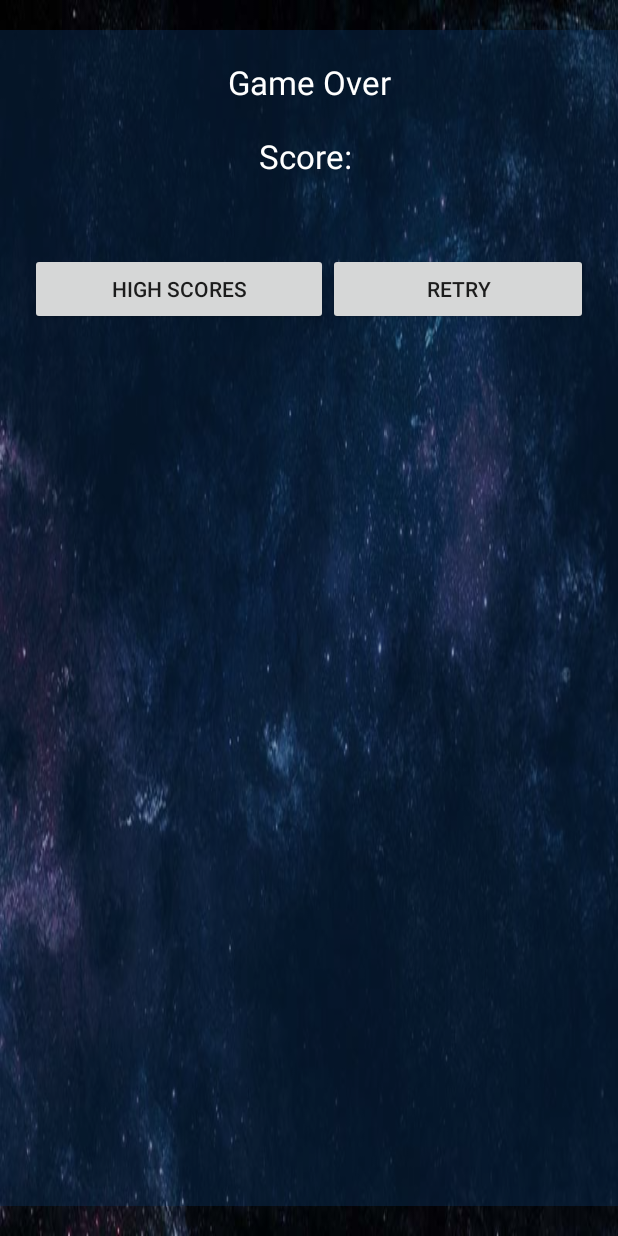
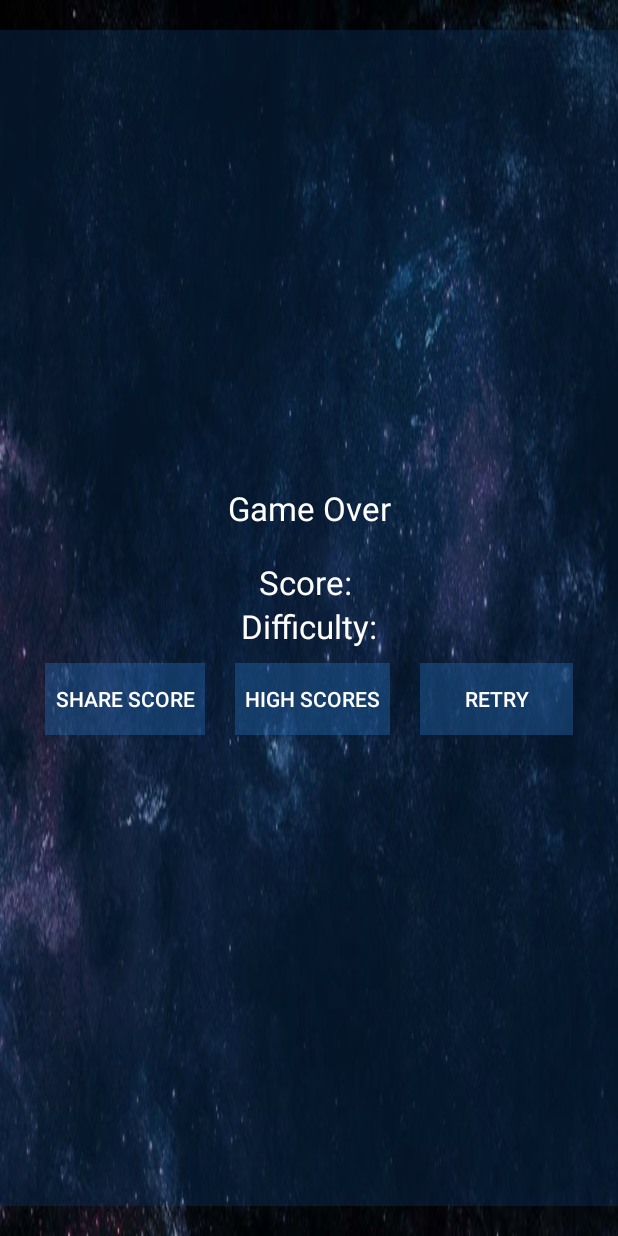
Before and after one commit to Kyle-Hess/SolarSystemEducationalApp, an Android app: the layout activity_game_over.xml on its own in the app's theme, with its tools: preview values and no code run, on a phone screen of 412 x 824 dp. Run offline under Robolectric (Android 15) with nearby library versions, the phone set to English and light mode, and no system bars.

Commit message:
added: -social media sharing (excluding facebook) - fixed score formatting. - can delete data base scores in settings

```diff
--- a/app/src/main/java/com/example/kyle/solarsystemeducationalapp/ScoresDAOHelper.java
+++ b/app/src/main/java/com/example/kyle/solarsystemeducationalapp/ScoresDAOHelper.java
@@ -33,4 +33,7 @@ public class ScoresDAOHelper extends SQLiteOpenHelper {
     public void onDowngrade(SQLiteDatabase db, int oldVersion, int newVersion) {
         onUpgrade(db, oldVersion, newVersion);
     }
+
+
+
 }
--- a/app/src/main/res/layout/activity_game_over.xml
+++ b/app/src/main/res/layout/activity_game_over.xml
@@ -11,9 +11,10 @@
     <LinearLayout
         android:layout_width="match_parent"
         android:layout_height="match_parent"
-        android:layout_marginBottom="20sp"
-        android:layout_marginTop="20sp"
+        android:layout_marginBottom="20dp"
+        android:layout_marginTop="20dp"
         android:background="@color/dark_blue_overlay"
+        android:gravity="center"
         android:orientation="vertical"
         android:padding="20sp">
 
@@ -21,7 +22,7 @@
             android:id="@+id/textView"
             android:layout_width="match_parent"
             android:layout_height="wrap_content"
-            android:layout_marginBottom="20sp"
+            android:layout_marginBottom="20dp"
             android:gravity="center_horizontal"
             android:text="Game Over"
             android:textAppearance="@style/TextAppearance.AppCompat.Large"
@@ -31,32 +32,59 @@
             android:id="@+id/finalScore"
             android:layout_width="match_parent"
             android:layout_height="wrap_content"
-            android:layout_marginBottom="50sp"
             android:gravity="center_horizontal"
             android:text="Score: "
             android:textAppearance="@style/TextAppearance.AppCompat.Large"
             android:textColor="@android:color/background_light" />
 
+        <TextView
+            android:id="@+id/finalDifficulty"
+            android:layout_width="match_parent"
+            android:layout_height="wrap_content"
+            android:gravity="center_horizontal"
+            android:text="Difficulty:"
+            android:textAppearance="@style/TextAppearance.AppCompat.Large"
+            android:textColor="@android:color/background_light" />
+
         <LinearLayout
             android:layout_width="match_parent"
-            android:layout_height="match_parent"
+            android:layout_height="wrap_content"
             android:orientation="horizontal">
+
+            <Button
+                android:id="@+id/share_score"
+                android:layout_width="wrap_content"
+                android:layout_height="wrap_content"
+                android:layout_margin="10dp"
+                android:layout_weight="1"
+                android:background="@color/blue_overlay"
+                android:text="Share Score"
+                android:textColor="@android:color/background_light" />
 
             <Button
                 android:id="@+id/highScore"
                 android:layout_width="wrap_content"
                 android:layout_height="wrap_content"
+                android:layout_margin="10dp"
                 android:layout_weight="1"
-                android:text="High Scores" />
+                android:background="@color/blue_overlay"
+                android:text="High Scores"
+                android:textColor="@android:color/background_light" />
 
             <Button
                 android:id="@+id/retry"
                 android:layout_width="wrap_content"
                 android:layout_height="wrap_content"
+                android:layout_margin="10dp"
                 android:layout_weight="1"
-                android:text="Retry" />
+                android:background="@color/blue_overlay"
+                android:text="Retry"
+                android:textColor="@android:color/background_light" />
+
+
         </LinearLayout>
 
     </LinearLayout>
 
+
 </LinearLayout>
--- a/app/src/main/res/layout/activity_high_scores.xml
+++ b/app/src/main/res/layout/activity_high_scores.xml
@@ -16,7 +16,7 @@
         android:layout_marginBottom="10dp"
         android:gravity="center_horizontal"
         android:paddingTop="10dp"
-        android:text="High Scores"
+        android:text="@string/high_scores"
         android:textAppearance="@style/TextAppearance.AppCompat.Large"
         android:textColor="@android:color/background_light" />
 
@@ -33,10 +33,8 @@
             android:id="@+id/scoreView"
             android:layout_width="match_parent"
             android:layout_height="wrap_content"
-            android:layout_marginBottom="50sp"
 
-            android:gravity="center_horizontal"
-            android:text="Score: "
+            android:text="Score | Difficulty | Date"
             android:textAppearance="@style/TextAppearance.AppCompat.Large"
             android:textColor="@android:color/background_light" />
 
--- a/app/src/main/res/menu/menu.xml
+++ b/app/src/main/res/menu/menu.xml
@@ -1,18 +1,22 @@
 <?xml version="1.0" encoding="utf-8"?>
-<menu xmlns:android="http://schemas.android.com/apk/res/android">
+<menu xmlns:android="http://schemas.android.com/apk/res/android"
+    xmlns:app="http://schemas.android.com/apk/res-auto">
     <item
         android:id="@+id/action_home"
-        android:title="Home" />
+        android:title="Home"
+        app:showAsAction="ifRoom" />
 
     <item
         android:id="@+id/action_game"
-        android:title="Game"/>
+        android:title="Game" />
 
     <item
         android:id="@+id/action_high_scores"
         android:title="High Scores" />
 
-    <item android:id="@+id/action_settings"
-        android:title="Settings" />
+    <item
+        android:id="@+id/action_settings"
+        android:title="Settings"
+        app:showAsAction="ifRoom" />
 
 </menu>
--- a/app/src/main/res/values/strings.xml
+++ b/app/src/main/res/values/strings.xml
@@ -23,9 +23,10 @@
     <string name="uranus">Uranus</string>
     <string name="neptune">Neptune</string>
 
-    <string name="create_table">CREATE TABLE IF NOT EXISTS scoretable (_id INTEGER PRIMARY KEY AUTOINCREMENT, score INTEGER, diff INTEGER, date STRING)</string>
+    <string name="create_table">CREATE TABLE IF NOT EXISTS scoretable (_id INTEGER PRIMARY KEY AUTOINCREMENT, score INTEGER, diff STRING, date STRING)</string>
     <string name="delete_table">DROP TABLE IF EXISTS %1$s</string>
 
+    <string name="send_to">Share score to..</string>
 
     <!-- Strings related to Settings -->
 
```
Also changed, not shown: app/src/main/AndroidManifest.xml (+9 -5 lines), app/src/main/java/com/example/kyle/solarsystemeducationalapp/GameActivity.java (+19 -22 lines), app/src/main/java/com/example/kyle/solarsystemeducationalapp/GameOver.java (+40 -11 lines), app/src/main/java/com/example/kyle/solarsystemeducationalapp/HighScoresActivity.java (+1 -35 lines), app/src/main/java/com/example/kyle/solarsystemeducationalapp/SettingsActivity.java (+34 -21 lines), app/src/main/res/layout/activity_settings.xml (+13 -3 lines).
